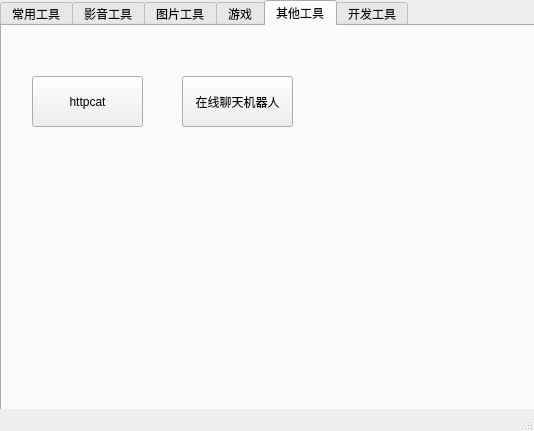
First picture: the form in GUI.ui, repository cacaview/qt_tool_box, before the edit.
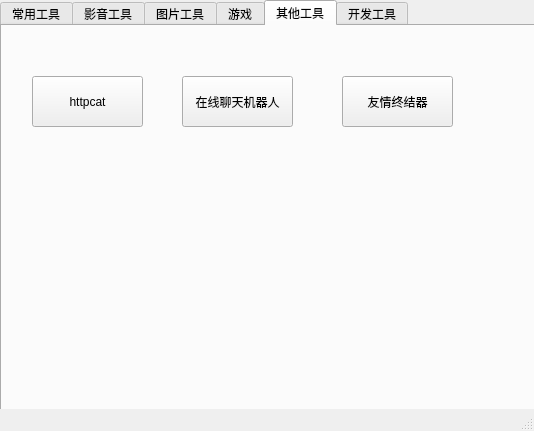
Second picture: the form after the edit. The open tabs and pages were chosen to show the change.

What changed in the file:
```diff
--- a/GUI.ui
+++ b/GUI.ui
@@ -232,6 +232,19 @@
        <string>在线聊天机器人</string>
       </property>
      </widget>
+     <widget class="QPushButton" name="pushButton_16">
+      <property name="geometry">
+       <rect>
+        <x>340</x>
+        <y>50</y>
+        <width>111</width>
+        <height>51</height>
+       </rect>
+      </property>
+      <property name="text">
+       <string>友情终结器</string>
+      </property>
+     </widget>
     </widget>
     <widget class="QWidget" name="tab_6">
      <attribute name="title">
```
